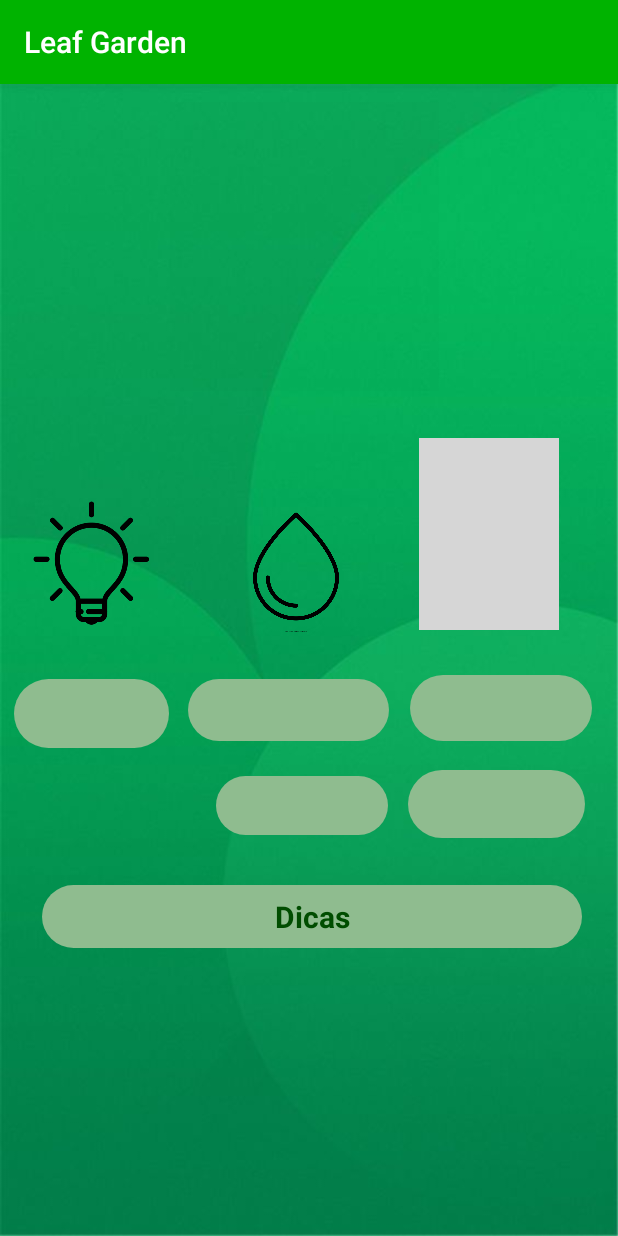
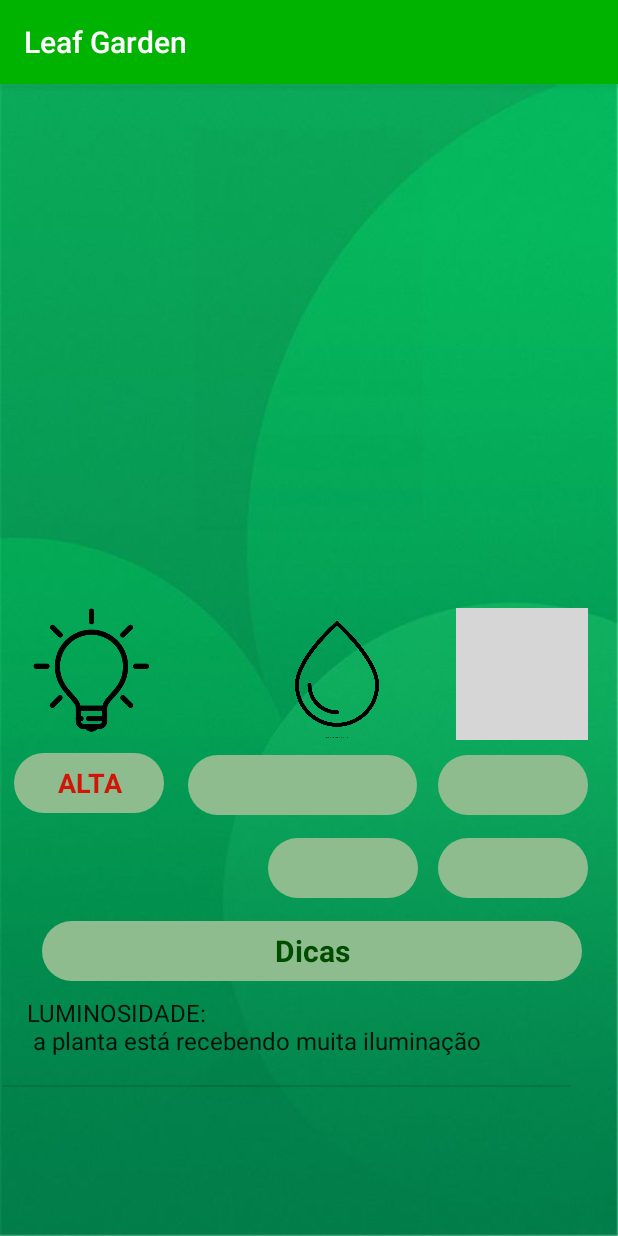
Before and after one commit to ChigorGomes/SD2019-01, an Android app: the SensorPlanta screen opened directly, with no data from a screen before it, on a phone screen of 412 x 824 dp. Run offline under Robolectric (Android 15) with nearby library versions, the phone set to English and light mode, and no system bars; our stand-ins replace Firebase (no records; nobody signed in at launch, a user with empty details on screens opened directly); 18 statements that could not run were skipped; grey boxes are pictures that could not be loaded.

Commit message:
Versão atualizada (Info Sensor) 28-06-2019

```diff
--- a/LeafGarden/APP/app/src/main/java/com/app/leafgarden/MainActivity.java
+++ b/LeafGarden/APP/app/src/main/java/com/app/leafgarden/MainActivity.java
@@ -165,4 +165,5 @@ public class MainActivity extends AppCompatActivity {
         return password;
     }
 
+
 }
--- a/LeafGarden/APP/app/src/main/java/com/app/leafgarden/SensorPlanta.java
+++ b/LeafGarden/APP/app/src/main/java/com/app/leafgarden/SensorPlanta.java
@@ -39,18 +39,21 @@ public class SensorPlanta extends AppCompatActivity {
     HistoricoDAO historicoDAO;
     TextView nomePlanta,tempAmbiente, luminosidade,tempSolo,umidadeAmbiente,umidadeSolo;
     ImageView imageView;
-    int delay= 10000;
-    int interval= 100000;
-    Timer time= new Timer();
     ImageView sensorUmidade,sensorTemperatura,sensorLuminosidade;
     ListView listViewDica;
     final SensorNodeMCU[] sensor = {null};
-    int TEMPERATURASOLO,UMIDADESOLO,UMIDADEAMBIENTE,TEMPERATURAAMBIENTE,LUMINOSIDADE=0;
+    int TEMPERATURASOLO,UMIDADESOLO,UMIDADEAMBIENTE,TEMPERATURAAMBIENTE;
     private List<String> listaItens;
     private ArrayAdapter<String> adapter;
     final String[] inforPlanta = {"","",""};
     final String[] infoSensor= {"","",""};
     Firebase firebase;
+    final static int LOW_LIGHT=2500;
+    final static  int MEDIUM_LIGHT=10000;
+    final static int HIGH_LIGHT=20000;
+    static  final int delay= 10000;
+    static  final int intervalo= 100000;
+    Timer time= new Timer();
 
 
     @Override
@@ -75,7 +78,6 @@ public class SensorPlanta extends AppCompatActivity {
         imageView.setImageBitmap(bitmap);
         TEMPERATURAAMBIENTE = (int)jardim.getTempAmbiente();
         TEMPERATURASOLO = (int) jardim.getTempSolo();
-        LUMINOSIDADE = (int) jardim.getLuminosidade();
         UMIDADEAMBIENTE = (int) jardim.getUmidadeAmbiente();
         UMIDADESOLO = (int) jardim.getUmidadeSolo();
 
@@ -95,22 +97,38 @@ public class SensorPlanta extends AppCompatActivity {
                 inforPlanta[0]=inforPlanta[1]=inforPlanta[2]="";
                 infoSensor[0]=infoSensor[1]=infoSensor[2]="";
                 sensor[0] = dataSnapshot.getValue(SensorNodeMCU.class);
-                luminosidade.setText(String.valueOf(sensor[0].getLuminosidade()));
                 tempAmbiente.setText(String.valueOf(sensor[0].getTemperaturaambiente())+"°C A");
                 tempSolo.setText(String.valueOf(sensor[0].getTemperaturasolo())+"°C S");
                 umidadeAmbiente.setText(String.valueOf(sensor[0].getUmidadeambiente()+"% A"));
                 umidadeSolo.setText(String.valueOf(sensor[0].getUmidadesolo())+"% S");
                 listaItens.clear();
 
-                if(sensor[0].getLuminosidade() > LUMINOSIDADE){
+
+                if(sensor[0].getLuminosidade() < LOW_LIGHT){
+                    luminosidade.setText("BAIXA");
                     luminosidade.setTextColor(Color.RED);
-                    inforPlanta[0] ="LUMINOSIDADE:\n Retire a planta do sol!\n";
+                    inforPlanta[0] ="LUMINOSIDADE:\n coloque a planta em um local com luminosidade\n";
                     infoSensor[0]= String.valueOf(sensor[0].getLuminosidade()+"%\n");
                     listaItens.add(inforPlanta[0]);
 
+                }else if(sensor[0].getLuminosidade() >LOW_LIGHT && sensor[0].getLuminosidade() <MEDIUM_LIGHT){
+                    luminosidade.setText("MÉDIA");
+                    luminosidade.setTextColor(Color.YELLOW);
+                    inforPlanta[0] ="LUMINOSIDADE:\n está com a iluminação razoável\n";
+                    infoSensor[0]= String.valueOf(sensor[0].getLuminosidade()+"%\n");
+                    listaItens.add(inforPlanta[0]);
+                }else if(sensor[0].getLuminosidade() >MEDIUM_LIGHT && sensor[0].getLuminosidade() <HIGH_LIGHT){
+                    luminosidade.setText("BOA");
+                    luminosidade.setTextColor(Color.parseColor("#008000"));
+                    inforPlanta[0] ="LUMINOSIDADE:\n está com boa iluminação\n";
+                    infoSensor[0]= String.valueOf(sensor[0].getLuminosidade()+"%\n");
+                    listaItens.add(inforPlanta[0]);
                 }else{
-                    luminosidade.setTextColor(Color.GREEN);
-
+                    luminosidade.setText("ALTA");
+                    luminosidade.setTextColor(Color.parseColor("#d11507"));
+                    inforPlanta[0] ="LUMINOSIDADE:\n a planta está recebendo muita iluminação\n";
+                    infoSensor[0]= String.valueOf(sensor[0].getLuminosidade()+"%\n");
+                    listaItens.add(inforPlanta[0]);
                 }
                 if(sensor[0].getTemperaturaambiente()> TEMPERATURAAMBIENTE){
                     tempAmbiente.setTextColor(Color.RED);
@@ -118,13 +136,13 @@ public class SensorPlanta extends AppCompatActivity {
                     infoSensor[1]= String.valueOf("A: "+sensor[0].getTemperaturaambiente()+"|S: "+sensor[0].getTemperaturasolo()+"\n");
                     listaItens.add(inforPlanta[1]);
                 }else{
-                    tempAmbiente.setTextColor(Color.GREEN);
+                    tempAmbiente.setTextColor(Color.parseColor("#008000"));
 
                 }
                 if (sensor[0].temperaturasolo > TEMPERATURASOLO){
                     tempSolo.setTextColor(Color.RED);
                 }else{
-                    tempSolo.setTextColor(Color.GREEN);
+                    tempSolo.setTextColor(Color.parseColor("#008000"));
 
                 }
                 if(sensor[0].getUmidadeambiente()> UMIDADEAMBIENTE){
@@ -133,16 +151,15 @@ public class SensorPlanta extends AppCompatActivity {
                     infoSensor[2]= String.valueOf("A: "+sensor[0].getUmidadeambiente()+"|S: "+sensor[0].getUmidadesolo()+"\n");
                     listaItens.add(inforPlanta[2]);
                 }else{
-                    umidadeAmbiente.setTextColor(Color.GREEN);
+                    umidadeAmbiente.setTextColor(Color.parseColor("#008000"));
 
                 }
                 if( sensor[0].getUmidadesolo() >UMIDADESOLO){
                     umidadeSolo.setTextColor(Color.RED);
                 }else{
-                    umidadeSolo.setTextColor(Color.GREEN);
+                    umidadeSolo.setTextColor(Color.parseColor("#008000"));
 
                 }
-
 
 
                 listViewDica.setAdapter(adapter);
@@ -173,13 +190,11 @@ public class SensorPlanta extends AppCompatActivity {
 
                     }
 
-
-
                 }catch (Exception e){
                     Log.e("erro",e.getMessage());
                 }
             }
-        },delay,interval);
+        },delay,intervalo);
 
 
     }
--- a/LeafGarden/APP/app/src/main/res/layout/activity_meu_jardim.xml
+++ b/LeafGarden/APP/app/src/main/res/layout/activity_meu_jardim.xml
@@ -10,7 +10,7 @@
 
     <TextView
         android:id="@+id/textViewNamePlantaJardim"
-        android:layout_width="344dp"
+        android:layout_width="300dp"
         android:layout_height="80dp"
         android:layout_marginStart="8dp"
         android:layout_marginTop="16dp"
--- a/LeafGarden/APP/app/src/main/res/layout/activity_sensor_planta.xml
+++ b/LeafGarden/APP/app/src/main/res/layout/activity_sensor_planta.xml
@@ -10,24 +10,24 @@
     <ListView
         android:id="@+id/listViewDica"
         android:layout_width="378dp"
-        android:layout_height="154dp"
+        android:layout_height="150dp"
         android:layout_alignParentStart="true"
         android:layout_alignParentBottom="true"
-        android:layout_marginStart="13dp"
-        android:layout_marginBottom="14dp"
+        android:layout_marginStart="2dp"
+        android:layout_marginBottom="10dp"
         tools:layout_editor_absoluteX="8dp"
         tools:layout_editor_absoluteY="569dp" />
 
     <TextView
         android:id="@+id/textViewDicas"
         android:layout_width="359dp"
-        android:layout_height="42dp"
+        android:layout_height="40dp"
         android:layout_above="@+id/listViewDica"
         android:layout_alignParentStart="true"
         android:layout_alignParentEnd="true"
         android:layout_marginStart="28dp"
         android:layout_marginEnd="24dp"
-        android:layout_marginBottom="24dp"
+        android:layout_marginBottom="10dp"
         android:background="@drawable/rounded_input_text"
         android:gravity="center"
         android:text="@string/dica"
@@ -39,12 +39,12 @@
 
     <TextView
         android:id="@+id/textViewSensorLuminosidade"
-        android:layout_width="103dp"
-        android:layout_height="46dp"
+        android:layout_width="100dp"
+        android:layout_height="40dp"
         android:layout_above="@+id/textViewDicas"
         android:layout_alignParentStart="true"
         android:layout_marginStart="9dp"
-        android:layout_marginBottom="91dp"
+        android:layout_marginBottom="72dp"
         android:background="@drawable/rounded_input_text"
         android:gravity="center"
         android:textSize="18sp"
@@ -52,12 +52,12 @@
 
     <TextView
         android:id="@+id/textViewSensorUmidadeSolo"
-        android:layout_width="121dp"
-        android:layout_height="41dp"
+        android:layout_width="100dp"
+        android:layout_height="40dp"
         android:layout_above="@+id/textViewSensorUmidadeAmbiente"
         android:layout_marginStart="20dp"
         android:layout_marginEnd="14dp"
-        android:layout_marginBottom="23dp"
+        android:layout_marginBottom="15dp"
         android:layout_toStartOf="@+id/textViewSensorTempSolo"
         android:layout_toEndOf="@+id/imageViewSensorLuminosidade"
         android:background="@drawable/rounded_input_text"
@@ -68,14 +68,12 @@
 
     <TextView
         android:id="@+id/textViewSensorUmidadeAmbiente"
-        android:layout_width="116dp"
-        android:layout_height="39dp"
+        android:layout_width="100dp"
+        android:layout_height="40dp"
         android:layout_above="@+id/textViewDicas"
-        android:layout_marginStart="31dp"
         android:layout_marginEnd="13dp"
-        android:layout_marginBottom="33dp"
+        android:layout_marginBottom="15dp"
         android:layout_toStartOf="@+id/textViewSensorTempAmbiente"
-        android:layout_toEndOf="@+id/textViewSensorLuminosidade"
         android:background="@drawable/rounded_input_text"
         android:gravity="center"
         android:textAlignment="center"
@@ -84,12 +82,12 @@
 
     <TextView
         android:id="@+id/textViewSensorTempSolo"
-        android:layout_width="121dp"
-        android:layout_height="44dp"
+        android:layout_width="100dp"
+        android:layout_height="40dp"
         android:layout_above="@+id/textViewSensorTempAmbiente"
         android:layout_alignParentEnd="true"
-        android:layout_marginEnd="17dp"
-        android:layout_marginBottom="19dp"
+        android:layout_marginEnd="20dp"
+        android:layout_marginBottom="15dp"
         android:background="@drawable/rounded_input_text"
         android:gravity="center"
         android:textAlignment="center"
@@ -100,12 +98,12 @@
 
     <TextView
         android:id="@+id/textViewSensorTempAmbiente"
-        android:layout_width="118dp"
-        android:layout_height="45dp"
+        android:layout_width="100dp"
+        android:layout_height="40dp"
         android:layout_above="@+id/textViewDicas"
         android:layout_alignParentEnd="true"
-        android:layout_marginEnd="22dp"
-        android:layout_marginBottom="31dp"
+        android:layout_marginEnd="20dp"
+        android:layout_marginBottom="15dp"
         android:background="@drawable/rounded_input_text"
         android:gravity="center"
         android:textAlignment="center"
@@ -121,7 +119,7 @@
         android:layout_above="@+id/textViewSensorLuminosidade"
         android:layout_alignParentStart="true"
         android:layout_marginStart="17dp"
-        android:layout_marginBottom="32dp"
+        android:layout_marginBottom="10dp"
         android:background="@drawable/background_logo"
         app:srcCompat="@drawable/light"
         tools:layout_editor_absoluteX="37dp"
@@ -129,14 +127,12 @@
 
     <ImageView
         android:id="@+id/imageViewSensorUmidade"
-        android:layout_width="94dp"
-        android:layout_height="90dp"
+        android:layout_width="88dp"
+        android:layout_height="88dp"
         android:layout_above="@+id/textViewSensorUmidadeSolo"
-        android:layout_marginStart="45dp"
         android:layout_marginEnd="35dp"
-        android:layout_marginBottom="30dp"
+        android:layout_marginBottom="10dp"
         android:layout_toStartOf="@+id/imageViewSensorTemperatura"
-        android:layout_toEndOf="@+id/imageViewSensorLuminosidade"
         android:background="@drawable/background_logo"
         app:srcCompat="@drawable/gota"
         tools:layout_editor_absoluteX="170dp"
@@ -144,14 +140,12 @@
 
     <ImageView
         android:id="@+id/imageViewSensorTemperatura"
-        android:layout_width="93dp"
-        android:layout_height="97dp"
+        android:layout_width="88dp"
+        android:layout_height="88dp"
         android:layout_above="@+id/textViewSensorTempSolo"
-        android:layout_alignParentTop="true"
         android:layout_alignParentEnd="true"
-        android:layout_marginTop="236dp"
-        android:layout_marginEnd="39dp"
-        android:layout_marginBottom="30dp"
+        android:layout_marginEnd="20dp"
+        android:layout_marginBottom="10dp"
         android:background="@drawable/background_logo"
         app:srcCompat="@drawable/temperatura"
         tools:layout_editor_absoluteX="292dp"
@@ -159,16 +153,16 @@
 
     <ImageView
         android:id="@+id/imageViewSensorImg"
-        android:layout_width="179dp"
-        android:layout_height="157dp"
+        android:layout_width="130dp"
+        android:layout_height="130dp"
         android:layout_above="@+id/imageViewSensorLuminosidade"
         android:layout_alignParentStart="true"
         android:layout_alignParentTop="true"
         android:layout_alignParentEnd="true"
-        android:layout_marginStart="113dp"
-        android:layout_marginTop="12dp"
-        android:layout_marginEnd="119dp"
-        android:layout_marginBottom="72dp"
+        android:layout_marginStart="130dp"
+        android:layout_marginTop="30dp"
+        android:layout_marginEnd="130dp"
+        android:layout_marginBottom="50dp"
         android:background="@drawable/background_imagem"
         app:srcCompat="@drawable/buttonshape"
         tools:layout_editor_absoluteX="142dp"
@@ -176,13 +170,13 @@
 
     <TextView
         android:id="@+id/textViewNomePlantaSensor"
-        android:layout_width="336dp"
-        android:layout_height="51dp"
+        android:layout_width="150dp"
+        android:layout_height="30dp"
         android:layout_above="@+id/imageViewSensorUmidade"
         android:layout_alignParentStart="true"
         android:layout_alignParentEnd="true"
-        android:layout_marginStart="32dp"
-        android:layout_marginEnd="43dp"
+        android:layout_marginStart="10dp"
+        android:layout_marginEnd="10dp"
         android:layout_marginBottom="13dp"
         android:gravity="center"
         android:textAlignment="center"
--- a/LeafGarden/APP/app/src/main/res/layout/viewcontentlayout.xml
+++ b/LeafGarden/APP/app/src/main/res/layout/viewcontentlayout.xml
@@ -7,7 +7,7 @@
     <ListView
         android:id="@+id/listViewPlants"
         android:layout_width="wrap_content"
-        android:layout_height="693dp"
+        android:layout_height="match_parent"
         android:layout_marginLeft="20dp"
         android:layout_marginTop="20dp"
         android:layout_marginRight="20dp" />
```
Also changed, not shown: LeafGarden/APP/app/src/main/java/com/app/leafgarden/TelaCadastroLogin.java (+11 -1 lines), LeafGarden/APP/app/src/main/res/layout/activity_cadastra_planta.xml (+13 -12 lines), LeafGarden/APP/app/src/main/res/layout/activity_info_planta.xml (+13 -24 lines), LeafGarden/APP/app/src/main/res/layout/activity_main.xml (+13 -13 lines), LeafGarden/APP/app/src/main/res/layout/activity_plantas.xml (+4 -4 lines), LeafGarden/APP/app/src/main/res/layout/activity_tela_cadastro_login.xml (+24 -24 lines), LeafGarden/APP/app/src/main/res/layout/activity_tela_editar_login.xml (+21 -21 lines), LeafGarden/APP/app/src/main/res/layout/activity_tela_menu.xml (+25 -22 lines).
